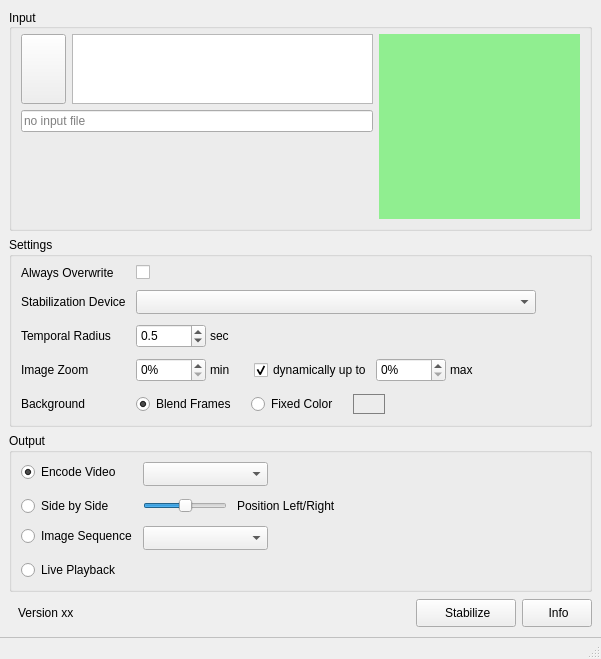
This is cuvistaGui/cuvistaGui.ui in RainerMtb/cuvista as Qt 5 draws it before an edit. The edited form follows.
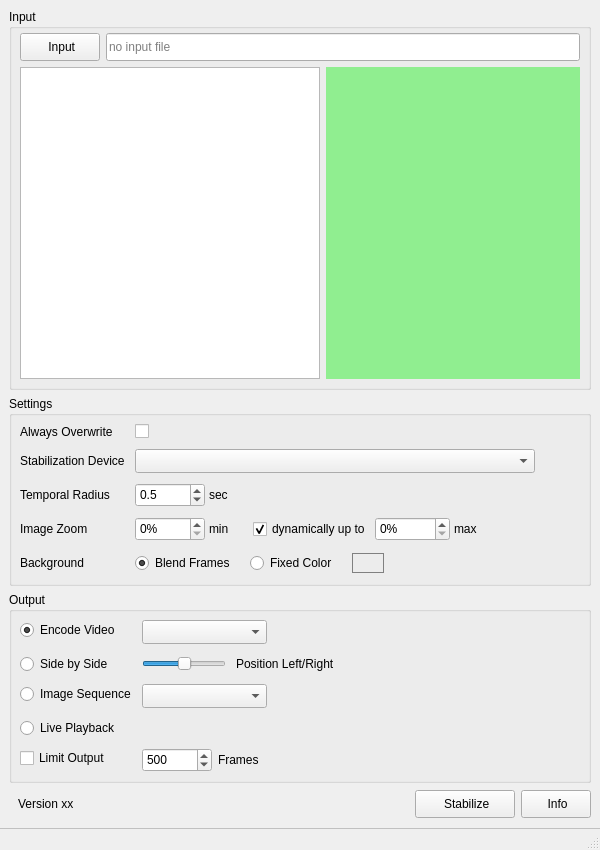
This is the edited form. Icons and pictures are not drawn. Custom widgets are drawn as their Qt base class.

The edit to the form file:
```diff
--- a/cuvistaGui/cuvistaGui.ui
+++ b/cuvistaGui/cuvistaGui.ui
@@ -6,8 +6,8 @@
    <rect>
     <x>0</x>
     <y>0</y>
-    <width>601</width>
-    <height>659</height>
+    <width>600</width>
+    <height>850</height>
    </rect>
   </property>
   <property name="sizePolicy">
@@ -42,65 +42,42 @@
        <string>Input</string>
       </property>
       <property name="alignment">
-       <set>Qt::AlignmentFlag::AlignLeading|Qt::AlignmentFlag::AlignLeft|Qt::AlignmentFlag::AlignVCenter</set>
+       <set>Qt::AlignmentFlag::AlignLeading|Qt::AlignmentFlag::AlignLeft|Qt::AlignmentFlag::AlignTop</set>
       </property>
-      <layout class="QGridLayout" name="gridLayout">
+      <layout class="QVBoxLayout" name="verticalLayout" stretch="0,1">
+       <property name="leftMargin">
+        <number>8</number>
+       </property>
        <property name="topMargin">
-        <number>5</number>
+        <number>4</number>
        </property>
-       <item row="0" column="1" alignment="Qt::AlignmentFlag::AlignTop">
-        <widget class="QPlainTextEdit" name="texInput">
-         <property name="enabled">
-          <bool>true</bool>
-         </property>
+       <property name="rightMargin">
+        <number>8</number>
+       </property>
+       <property name="bottomMargin">
+        <number>8</number>
+       </property>
+       <item>
+        <layout class="QHBoxLayout" name="horizontalLayout_2">
+         <property name="sizeConstraint">
+          <enum>QLayout::SizeConstraint::SetDefaultConstraint</enum>
+         </property>
+         <item>
+          <widget class="QPushButton" name="btnOpen">
          <property name="sizePolicy">
-          <sizepolicy hsizetype="MinimumExpanding" vsizetype="Expanding">
+            <sizepolicy hsizetype="Maximum" vsizetype="Maximum">
            <horstretch>0</horstretch>
            <verstretch>0</verstretch>
           </sizepolicy>
          </property>
-         <property name="minimumSize">
-          <size>
-           <width>0</width>
-           <height>70</height>
-          </size>
-         </property>
          <property name="maximumSize">
           <size>
-           <width>16777215</width>
-           <height>40</height>
-          </size>
-         </property>
-         <property name="focusPolicy">
-          <enum>Qt::FocusPolicy::NoFocus</enum>
-         </property>
-         <property name="acceptDrops">
-          <bool>false</bool>
-         </property>
-         <property name="readOnly">
-          <bool>true</bool>
-         </property>
-        </widget>
-       </item>
-       <item row="0" column="0" alignment="Qt::AlignmentFlag::AlignTop">
-        <widget class="QToolButton" name="btnOpen">
-         <property name="sizePolicy">
-          <sizepolicy hsizetype="Fixed" vsizetype="Fixed">
-           <horstretch>0</horstretch>
-           <verstretch>0</verstretch>
-          </sizepolicy>
-         </property>
-         <property name="minimumSize">
-          <size>
-           <width>45</width>
-           <height>70</height>
-          </size>
-         </property>
-         <property name="styleSheet">
-          <string notr="true"/>
+             <width>80</width>
+             <height>28</height>
+            </size>
          </property>
          <property name="text">
-          <string/>
+            <string> Input</string>
          </property>
          <property name="icon">
           <iconset resource="cuvistaGui.qrc">
@@ -108,27 +85,27 @@
          </property>
          <property name="iconSize">
           <size>
-           <width>32</width>
-           <height>32</height>
+             <width>16</width>
+             <height>16</height>
           </size>
          </property>
         </widget>
        </item>
-       <item row="1" column="0" colspan="2" alignment="Qt::AlignmentFlag::AlignTop">
+         <item>
         <widget class="QLineEdit" name="fileOpen">
          <property name="enabled">
           <bool>true</bool>
          </property>
          <property name="sizePolicy">
           <sizepolicy hsizetype="Expanding" vsizetype="Fixed">
-           <horstretch>3</horstretch>
+             <horstretch>0</horstretch>
            <verstretch>0</verstretch>
           </sizepolicy>
          </property>
          <property name="minimumSize">
           <size>
            <width>350</width>
-           <height>0</height>
+             <height>28</height>
           </size>
          </property>
          <property name="autoFillBackground">
@@ -148,18 +125,50 @@
          </property>
         </widget>
        </item>
-       <item row="0" column="2" rowspan="3">
+        </layout>
+       </item>
+       <item>
+        <layout class="QHBoxLayout" name="horizontalLayout_3">
+         <item>
+          <widget class="QPlainTextEdit" name="texInput">
+           <property name="enabled">
+            <bool>true</bool>
+           </property>
+           <property name="sizePolicy">
+            <sizepolicy hsizetype="MinimumExpanding" vsizetype="Preferred">
+             <horstretch>1</horstretch>
+             <verstretch>0</verstretch>
+            </sizepolicy>
+           </property>
+           <property name="minimumSize">
+            <size>
+             <width>300</width>
+             <height>100</height>
+            </size>
+           </property>
+           <property name="focusPolicy">
+            <enum>Qt::FocusPolicy::NoFocus</enum>
+           </property>
+           <property name="acceptDrops">
+            <bool>false</bool>
+           </property>
+           <property name="readOnly">
+            <bool>true</bool>
+           </property>
+          </widget>
+         </item>
+         <item>
         <widget class="ImageLabel" name="imageInput">
          <property name="sizePolicy">
           <sizepolicy hsizetype="MinimumExpanding" vsizetype="Preferred">
-           <horstretch>2</horstretch>
+             <horstretch>1</horstretch>
            <verstretch>0</verstretch>
           </sizepolicy>
          </property>
          <property name="minimumSize">
           <size>
-           <width>160</width>
-           <height>85</height>
+             <width>150</width>
+             <height>100</height>
           </size>
          </property>
          <property name="styleSheet">
@@ -176,23 +185,12 @@
          </property>
         </widget>
        </item>
-       <item row="2" column="0">
-        <spacer name="verticalSpacer">
-         <property name="orientation">
-          <enum>Qt::Orientation::Vertical</enum>
-         </property>
-         <property name="sizeHint" stdset="0">
-          <size>
-           <width>20</width>
-           <height>40</height>
-          </size>
-         </property>
-        </spacer>
+        </layout>
        </item>
       </layout>
      </widget>
     </item>
-    <item alignment="Qt::AlignmentFlag::AlignTop">
+    <item>
      <widget class="QGroupBox" name="grpSettings">
       <property name="sizePolicy">
        <sizepolicy hsizetype="Preferred" vsizetype="Minimum">
@@ -222,9 +220,15 @@
        <property name="verticalSpacing">
         <number>10</number>
        </property>
+       <property name="leftMargin">
+        <number>8</number>
+       </property>
        <property name="topMargin">
         <number>8</number>
        </property>
+       <property name="rightMargin">
+        <number>8</number>
+       </property>
        <property name="bottomMargin">
         <number>8</number>
        </property>
@@ -445,7 +449,7 @@
           <widget class="QSpinBox" name="spinZoomMax">
            <property name="minimumSize">
             <size>
-             <width>70</width>
+             <width>75</width>
              <height>24</height>
             </size>
            </property>
@@ -530,7 +534,90 @@
        <property name="verticalSpacing">
         <number>10</number>
        </property>
+       <property name="leftMargin">
+        <number>8</number>
+       </property>
+       <property name="topMargin">
+        <number>8</number>
+       </property>
+       <property name="rightMargin">
+        <number>8</number>
+       </property>
+       <property name="bottomMargin">
+        <number>8</number>
+       </property>
+       <item row="2" column="0">
+        <widget class="QRadioButton" name="chkEncode">
+         <property name="text">
+          <string>Encode Video</string>
+         </property>
+         <property name="checked">
+          <bool>true</bool>
+         </property>
+         <attribute name="buttonGroup">
+          <string notr="true">buttonGroupOutput</string>
+         </attribute>
+        </widget>
+       </item>
        <item row="2" column="1">
+        <layout class="QHBoxLayout" name="hbox1">
+         <property name="spacing">
+          <number>10</number>
+         </property>
+         <property name="sizeConstraint">
+          <enum>QLayout::SizeConstraint::SetDefaultConstraint</enum>
+         </property>
+         <item>
+          <widget class="QComboBox" name="comboEncoding">
+           <property name="sizePolicy">
+            <sizepolicy hsizetype="Preferred" vsizetype="Fixed">
+             <horstretch>0</horstretch>
+             <verstretch>0</verstretch>
+            </sizepolicy>
+           </property>
+           <property name="minimumSize">
+            <size>
+             <width>125</width>
+             <height>24</height>
+            </size>
+           </property>
+           <property name="baseSize">
+            <size>
+             <width>0</width>
+             <height>0</height>
+            </size>
+           </property>
+           <property name="toolTip">
+            <string>&lt;html&gt;&lt;head/&gt;&lt;body&gt;&lt;p&gt;device and setting to use for output video encoding&lt;/p&gt;&lt;/body&gt;&lt;/html&gt;</string>
+           </property>
+          </widget>
+         </item>
+         <item>
+          <spacer name="horizontalSpacer_2">
+           <property name="orientation">
+            <enum>Qt::Orientation::Horizontal</enum>
+           </property>
+           <property name="sizeHint" stdset="0">
+            <size>
+             <width>40</width>
+             <height>20</height>
+            </size>
+           </property>
+          </spacer>
+         </item>
+        </layout>
+       </item>
+       <item row="4" column="0">
+        <widget class="QRadioButton" name="chkStack">
+         <property name="text">
+          <string>Side by Side</string>
+         </property>
+         <attribute name="buttonGroup">
+          <string notr="true">buttonGroupOutput</string>
+         </attribute>
+        </widget>
+       </item>
+       <item row="4" column="1">
         <layout class="QHBoxLayout" name="hbox2">
          <property name="spacing">
           <number>10</number>
@@ -591,55 +678,17 @@
          </item>
         </layout>
        </item>
-       <item row="0" column="1">
-        <layout class="QHBoxLayout" name="hbox1">
-         <property name="spacing">
-          <number>10</number>
+       <item row="5" column="0">
+        <widget class="QRadioButton" name="chkSequence">
+         <property name="text">
+          <string>Image Sequence</string>
          </property>
-         <property name="sizeConstraint">
-          <enum>QLayout::SizeConstraint::SetDefaultConstraint</enum>
-         </property>
-         <item>
-          <widget class="QComboBox" name="comboEncoding">
-           <property name="sizePolicy">
-            <sizepolicy hsizetype="Preferred" vsizetype="Fixed">
-             <horstretch>0</horstretch>
-             <verstretch>0</verstretch>
-            </sizepolicy>
-           </property>
-           <property name="minimumSize">
-            <size>
-             <width>125</width>
-             <height>24</height>
-            </size>
-           </property>
-           <property name="baseSize">
-            <size>
-             <width>0</width>
-             <height>0</height>
-            </size>
-           </property>
-           <property name="toolTip">
-            <string>&lt;html&gt;&lt;head/&gt;&lt;body&gt;&lt;p&gt;device and setting to use for output video encoding&lt;/p&gt;&lt;/body&gt;&lt;/html&gt;</string>
-           </property>
-          </widget>
-         </item>
-         <item>
-          <spacer name="horizontalSpacer_2">
-           <property name="orientation">
-            <enum>Qt::Orientation::Horizontal</enum>
-           </property>
-           <property name="sizeHint" stdset="0">
-            <size>
-             <width>40</width>
-             <height>20</height>
-            </size>
-           </property>
-          </spacer>
-         </item>
-        </layout>
-       </item>
-       <item row="3" column="1">
+         <attribute name="buttonGroup">
+          <string notr="true">buttonGroupOutput</string>
+         </attribute>
+        </widget>
+       </item>
+       <item row="5" column="1">
         <layout class="QHBoxLayout" name="hbox3">
          <property name="spacing">
           <number>10</number>
@@ -675,40 +724,7 @@
          </item>
         </layout>
        </item>
-       <item row="0" column="0">
-        <widget class="QRadioButton" name="chkEncode">
-         <property name="text">
-          <string>Encode Video</string>
-         </property>
-         <property name="checked">
-          <bool>true</bool>
-         </property>
-         <attribute name="buttonGroup">
-          <string notr="true">buttonGroupOutput</string>
-         </attribute>
-        </widget>
-       </item>
-       <item row="2" column="0">
-        <widget class="QRadioButton" name="chkStack">
-         <property name="text">
-          <string>Side by Side</string>
-         </property>
-         <attribute name="buttonGroup">
-          <string notr="true">buttonGroupOutput</string>
-         </attribute>
-        </widget>
-       </item>
-       <item row="3" column="0">
-        <widget class="QRadioButton" name="chkSequence">
-         <property name="text">
-          <string>Image Sequence</string>
-         </property>
-         <attribute name="buttonGroup">
-          <string notr="true">buttonGroupOutput</string>
-         </attribute>
-        </widget>
-       </item>
-       <item row="4" column="0">
+       <item row="6" column="0">
         <widget class="QRadioButton" name="chkPlayer">
          <property name="text">
           <string>Live Playback</string>
@@ -718,6 +734,71 @@
          </attribute>
         </widget>
        </item>
+       <item row="7" column="0">
+        <widget class="QCheckBox" name="chkFrameLimit">
+         <property name="text">
+          <string>Limit Output</string>
+         </property>
+        </widget>
+       </item>
+       <item row="7" column="1">
+        <layout class="QHBoxLayout" name="layLimit">
+         <property name="spacing">
+          <number>6</number>
+         </property>
+         <item>
+          <widget class="QSpinBox" name="spinFrameLimit">
+           <property name="sizePolicy">
+            <sizepolicy hsizetype="Preferred" vsizetype="Fixed">
+             <horstretch>0</horstretch>
+             <verstretch>0</verstretch>
+            </sizepolicy>
+           </property>
+           <property name="minimumSize">
+            <size>
+             <width>70</width>
+             <height>24</height>
+            </size>
+           </property>
+           <property name="maximum">
+            <number>999999</number>
+           </property>
+           <property name="stepType">
+            <enum>QAbstractSpinBox::StepType::AdaptiveDecimalStepType</enum>
+           </property>
+           <property name="value">
+            <number>500</number>
+           </property>
+          </widget>
+         </item>
+         <item>
+          <widget class="QLabel" name="label_10">
+           <property name="sizePolicy">
+            <sizepolicy hsizetype="Preferred" vsizetype="Preferred">
+             <horstretch>0</horstretch>
+             <verstretch>0</verstretch>
+            </sizepolicy>
+           </property>
+           <property name="text">
+            <string>Frames</string>
+           </property>
+          </widget>
+         </item>
+         <item>
+          <spacer name="horizontalSpacer_6">
+           <property name="orientation">
+            <enum>Qt::Orientation::Horizontal</enum>
+           </property>
+           <property name="sizeHint" stdset="0">
+            <size>
+             <width>40</width>
+             <height>20</height>
+            </size>
+           </property>
+          </spacer>
+         </item>
+        </layout>
+       </item>
       </layout>
      </widget>
     </item>
```
Left out of the diff: 4 changed lines with no effect on the pictures. Lines whose indentation alone changed are shown as unchanged.
